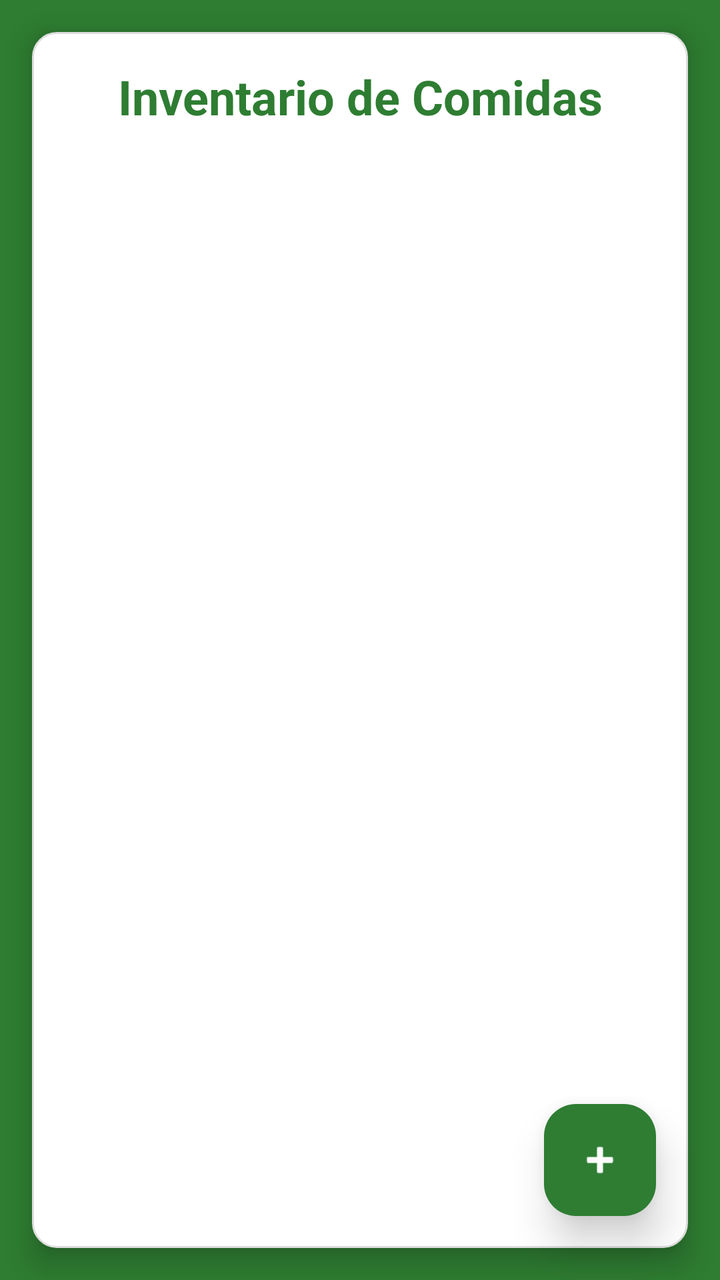
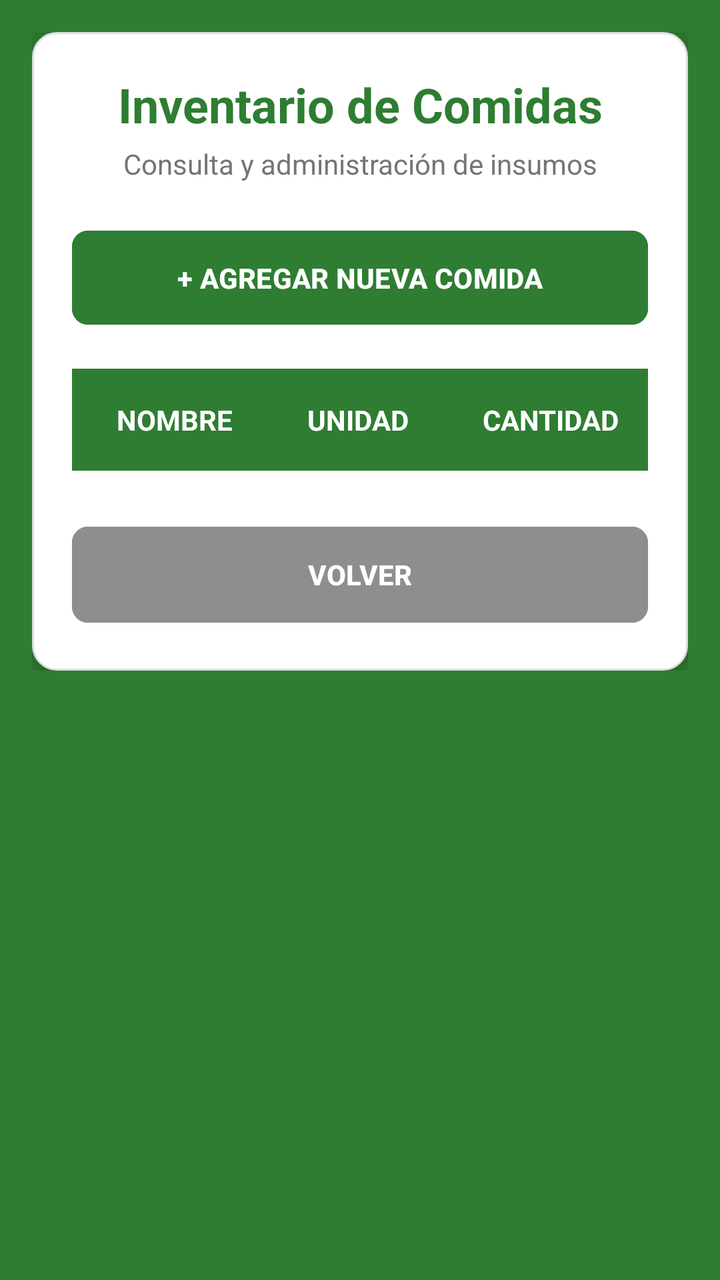

Compare the two renders of this Android layout. The source of the first and the diff that turns it into the second are given below.
<!-- AndroidManifest.xml: application theme Theme.AMG -->
<!-- res/layout/activity_inventario_comidas.xml -->
<?xml version="1.0" encoding="utf-8"?>
<androidx.coordinatorlayout.widget.CoordinatorLayout
    xmlns:android="http://schemas.android.com/apk/res/android"
    xmlns:app="http://schemas.android.com/apk/res-auto"
    android:layout_width="match_parent"
    android:layout_height="match_parent"
    android:background="@color/green_primary"
    android:fitsSystemWindows="true">

    <LinearLayout
        android:layout_width="match_parent"
        android:layout_height="match_parent"
        android:orientation="vertical"
        android:padding="16dp"
        android:background="@drawable/bg_card"
        android:layout_margin="16dp"
        android:elevation="8dp">

        <TextView
            android:layout_width="match_parent"
            android:layout_height="wrap_content"
            android:text="Inventario de Comidas"
            android:textSize="24sp"
            android:textStyle="bold"
            android:textColor="@color/green_primary"
            android:gravity="center"
            android:layout_marginBottom="20dp"/>

        <ListView
            android:id="@+id/listViewComidas"
            android:layout_width="match_parent"
            android:layout_height="0dp"
            android:layout_weight="1"
            android:divider="@color/grayBackground"
            android:dividerHeight="1dp"
            android:footerDividersEnabled="false"/>

    </LinearLayout>

    <com.google.android.material.floatingactionbutton.FloatingActionButton
        android:id="@+id/fabAgregar"
        android:layout_width="wrap_content"
        android:layout_height="wrap_content"
        android:layout_gravity="bottom|end"
        android:layout_margin="32dp"
        app:srcCompat="@android:drawable/ic_input_add"
        app:tint="@color/white"
        android:backgroundTint="@color/green_primary"
        app:elevation="12dp"/>

</androidx.coordinatorlayout.widget.CoordinatorLayout>
<!-- resources referenced by this layout -->
<resources>
  <color name="grayBackground">#F5F5F5</color>
  <color name="green_primary">#2E7D32</color>
  <color name="white">#FFFFFF</color>
  <!-- drawable bg_card (drawable) -->
  <?xml version="1.0" encoding="utf-8"?>
  <shape xmlns:android="http://schemas.android.com/apk/res/android"
      android:shape="rectangle">
  
      <solid android:color="#FFFFFF" />
  
      <corners android:radius="12dp" />
  
      <stroke
          android:width="1dp"
          android:color="#DDDDDD" />
  </shape>
  <style name="Theme.AMG" parent="Base.Theme.AMG" />
  <style name="Base.Theme.AMG" parent="Theme.Material3.DayNight.NoActionBar">
          <item name="colorPrimary">@color/green_primary</item>
          <item name="colorSecondary">@color/green_light</item>
      </style>
  <color name="green_light">#66BB6A</color>
</resources>

<!-- the commit's change to res/layout/activity_inventario_comidas.xml (unified diff, before → after) -->
@@ -5,47 +5,100 @@
     android:layout_width="match_parent"
     android:layout_height="match_parent"
     android:background="@color/green_primary"
-    android:fitsSystemWindows="true">
+    android:fitsSystemWindows="true"> <ScrollView
+    android:layout_width="match_parent"
+    android:layout_height="match_parent"
+    android:padding="16dp">
 
     <LinearLayout
         android:layout_width="match_parent"
-        android:layout_height="match_parent"
-        android:orientation="vertical"
-        android:padding="16dp"
-        android:background="@drawable/bg_card"
-        android:layout_margin="16dp"
-        android:elevation="8dp">
+        android:layout_height="wrap_content"
+        android:orientation="vertical">
 
-        <TextView
+        <LinearLayout
             android:layout_width="match_parent"
             android:layout_height="wrap_content"
-            android:text="Inventario de Comidas"
-            android:textSize="24sp"
-            android:textStyle="bold"
-            android:textColor="@color/green_primary"
-            android:gravity="center"
-            android:layout_marginBottom="20dp"/>
+            android:orientation="vertical"
+            android:background="@drawable/bg_card"
+            android:padding="20dp"
+            android:elevation="8dp">
 
-        <ListView
-            android:id="@+id/listViewComidas"
-            android:layout_width="match_parent"
-            android:layout_height="0dp"
-            android:layout_weight="1"
-            android:divider="@color/grayBackground"
-            android:dividerHeight="1dp"
-            android:footerDividersEnabled="false"/>
+            <TextView
+                android:layout_width="match_parent"
+                android:layout_height="wrap_content"
+                android:text="Inventario de Comidas"
+                android:textSize="24sp"
+                android:textStyle="bold"
+                android:textColor="@color/green_primary"
+                android:gravity="center"
+                android:layout_marginBottom="4dp"/>
 
+            <TextView
+                android:layout_width="match_parent"
+                android:layout_height="wrap_content"
+                android:text="Consulta y administración de insumos"
+                android:textSize="14sp"
+                android:textColor="#757575"
+                android:gravity="center"
+                android:layout_marginBottom="20dp"/>
+
+            <Button
+                android:id="@+id/btnAgregarComida"
+                android:layout_width="match_parent"
+                android:layout_height="wrap_content"
+                android:text="+ AGREGAR NUEVA COMIDA"
+                android:textColor="@color/white"
+                android:backgroundTint="@color/green_primary"
+                android:textStyle="bold"
+                android:padding="14dp"
+                app:cornerRadius="8dp"
+                android:layout_marginBottom="18dp"/>
+
+            <TableLayout
+                android:id="@+id/tableInventario"
+                android:layout_width="match_parent"
+                android:layout_height="wrap_content"
+                android:stretchColumns="*"
+                android:background="@color/white">
+
+                <TableRow
+                    android:background="@color/green_primary"
+                    android:padding="4dp">
+                    <TextView
+                        android:text="NOMBRE"
+                        android:textColor="@color/white"
+                        android:textStyle="bold"
+                        android:textSize="14sp"
+                        android:gravity="center"
+                        android:padding="12dp"/>
+                    <TextView
+                        android:text="UNIDAD"
+                        android:textColor="@color/white"
+                        android:textStyle="bold"
+                        android:textSize="14sp"
+                        android:gravity="center"
+                        android:padding="12dp"/>
+                    <TextView
+                        android:text="CANTIDAD"
+                        android:textColor="@color/white"
+                        android:textStyle="bold"
+                        android:textSize="14sp"
+                        android:gravity="center"
+                        android:padding="12dp"/>
+                </TableRow>
+            </TableLayout>
+
+            <Button
+                android:id="@+id/btnVolver"
+                android:layout_width="match_parent"
+                android:layout_height="56dp"
+                android:text="VOLVER"
+                android:textStyle="bold"
+                android:backgroundTint="#8E8E8E"
+                android:textColor="@color/white"
+                app:cornerRadius="8dp"
+                android:layout_marginTop="24dp"/>
+        </LinearLayout>
     </LinearLayout>
-
-    <com.google.android.material.floatingactionbutton.FloatingActionButton
-        android:id="@+id/fabAgregar"
-        android:layout_width="wrap_content"
-        android:layout_height="wrap_content"
-        android:layout_gravity="bottom|end"
-        android:layout_margin="32dp"
-        app:srcCompat="@android:drawable/ic_input_add"
-        app:tint="@color/white"
-        android:backgroundTint="@color/green_primary"
-        app:elevation="12dp"/>
-
+</ScrollView>
 </androidx.coordinatorlayout.widget.CoordinatorLayout>
<!-- resource entries referenced after the edit -->
@@ -1,6 +1,5 @@
 <!-- resources referenced by this layout -->
 <resources>
-  <color name="grayBackground">#F5F5F5</color>
   <color name="green_primary">#2E7D32</color>
   <color name="white">#FFFFFF</color>
   <!-- drawable bg_card (drawable) -->
